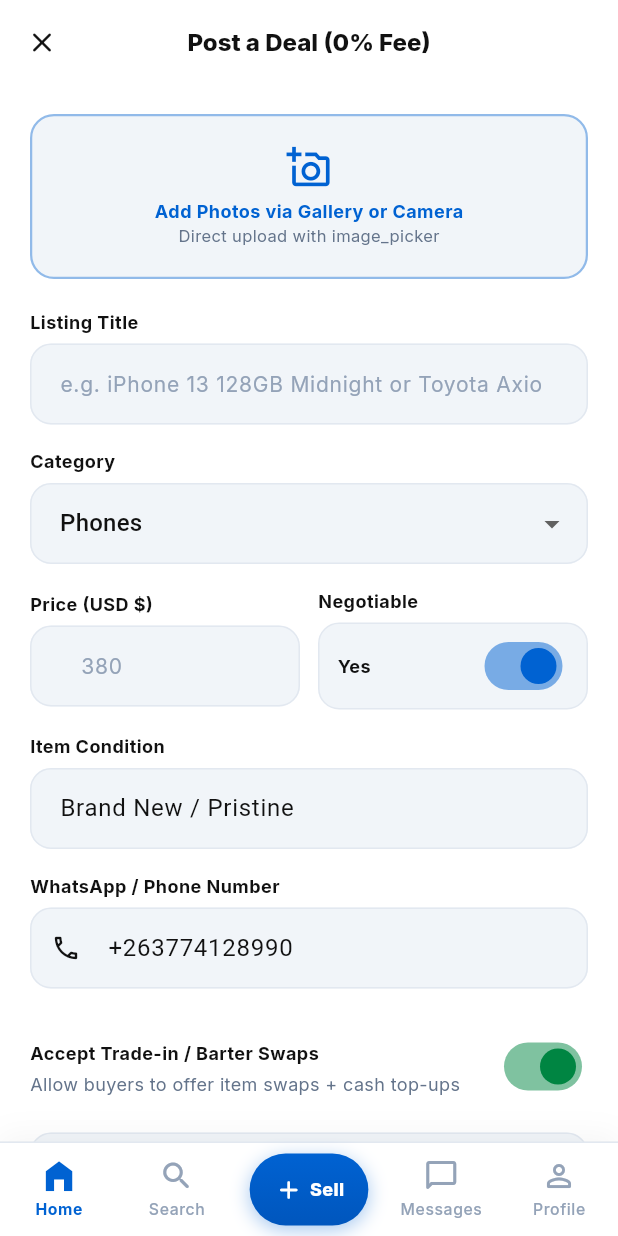
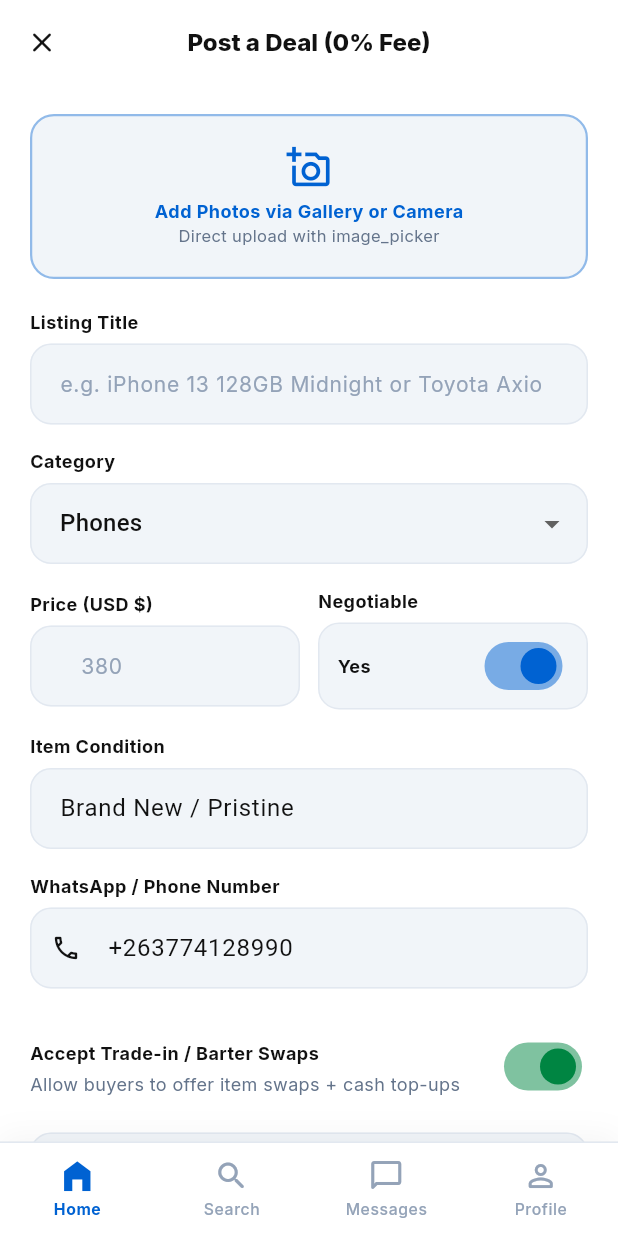
Before and after one commit to Dkyellow/madeals, a Flutter app: the screen it shows after launch, after a tap on "Sell", on a phone screen of 412 x 824 dp. Run offline on Flutter 3.47's test engine with Material 3 defaults, Android fonts, the light colour scheme and no system bars; our stand-ins replace flutter_map, flutter_riverpod, go_router, google_fonts, image_picker, latlong2 and 1 more; accounts and stored records are empty; network calls fail.

Commit message:
Refactor navigation: remove sell button from bottom nav bar and add floating action button for selling

```diff
--- a/lib/widgets/navigation/bottom_nav_bar.dart
+++ b/lib/widgets/navigation/bottom_nav_bar.dart
@@ -5,13 +5,11 @@ import '../../core/theme/app_text_styles.dart';
 class CustomBottomNavBar extends StatelessWidget {
   final int currentIndex;
   final ValueChanged<int> onTap;
-  final VoidCallback onSellTap;
 
   const CustomBottomNavBar({
     super.key,
     required this.currentIndex,
     required this.onTap,
-    required this.onSellTap,
   });
 
   @override
@@ -47,43 +45,6 @@ class CustomBottomNavBar extends StatelessWidget {
                 icon: Icons.search_rounded,
                 outlineIcon: Icons.search_rounded,
                 label: 'Search',
-              ),
-              // Sell Floating Button in center
-              GestureDetector(
-                onTap: onSellTap,
-                child: Container(
-                  height: 48,
-                  padding: const EdgeInsets.symmetric(horizontal: 16),
-                  decoration: BoxDecoration(
-                    gradient: const LinearGradient(
-                      colors: [AppColors.primary, AppColors.primaryHover],
-                      begin: Alignment.topCenter,
-                      end: Alignment.bottomCenter,
-                    ),
-                    borderRadius: BorderRadius.circular(24),
-                    boxShadow: [
-                      BoxShadow(
-                        color: AppColors.primary.withValues(alpha: 0.35),
-                        blurRadius: 10,
-                        offset: const Offset(0, 3),
-                      ),
-                    ],
-                  ),
-                  child: Row(
-                    mainAxisSize: MainAxisSize.min,
-                    children: [
-                      const Icon(Icons.add_rounded, color: Colors.white, size: 20),
-                      const SizedBox(width: 4),
-                      Text(
-                        'Sell',
-                        style: AppTextStyles.labelMedium.copyWith(
-                          color: Colors.white,
-                          fontWeight: FontWeight.w800,
-                        ),
-                      ),
-                    ],
-                  ),
-                ),
               ),
               _buildNavItem(
                 index: 2,
--- a/lib/widgets/navigation/main_shell_scaffold.dart
+++ b/lib/widgets/navigation/main_shell_scaffold.dart
@@ -1,5 +1,7 @@
 import 'package:flutter/material.dart';
 import 'package:go_router/go_router.dart';
+import '../../core/theme/app_colors.dart';
+import '../../core/theme/app_text_styles.dart';
 import 'bottom_nav_bar.dart';
 
 class MainShellScaffold extends StatelessWidget {
@@ -28,8 +30,30 @@ class MainShellScaffold extends StatelessWidget {
 
   @override
   Widget build(BuildContext context) {
+    final onSellScreen =
+        location.startsWith('/sell') || location.startsWith('/post-deal');
+
     return Scaffold(
       body: child,
+      // Floating "Sell" action button (replaces the old nav-bar pill)
+      floatingActionButton: onSellScreen
+          ? null
+          : FloatingActionButton.extended(
+              onPressed: () {
+                context.push('/sell');
+              },
+              backgroundColor: AppColors.primary,
+              foregroundColor: Colors.white,
+              elevation: 4,
+              icon: const Icon(Icons.add_rounded, size: 22),
+              label: Text(
+                'Sell',
+                style: AppTextStyles.labelLarge.copyWith(
+                  color: Colors.white,
+                  fontWeight: FontWeight.w800,
+                ),
+              ),
+            ),
       bottomNavigationBar: CustomBottomNavBar(
         currentIndex: _calculateSelectedIndex(),
         onTap: (index) {
@@ -48,9 +72,6 @@ class MainShellScaffold extends StatelessWidget {
               break;
           }
         },
-        onSellTap: () {
-          context.push('/sell');
-        },
       ),
     );
   }
```
